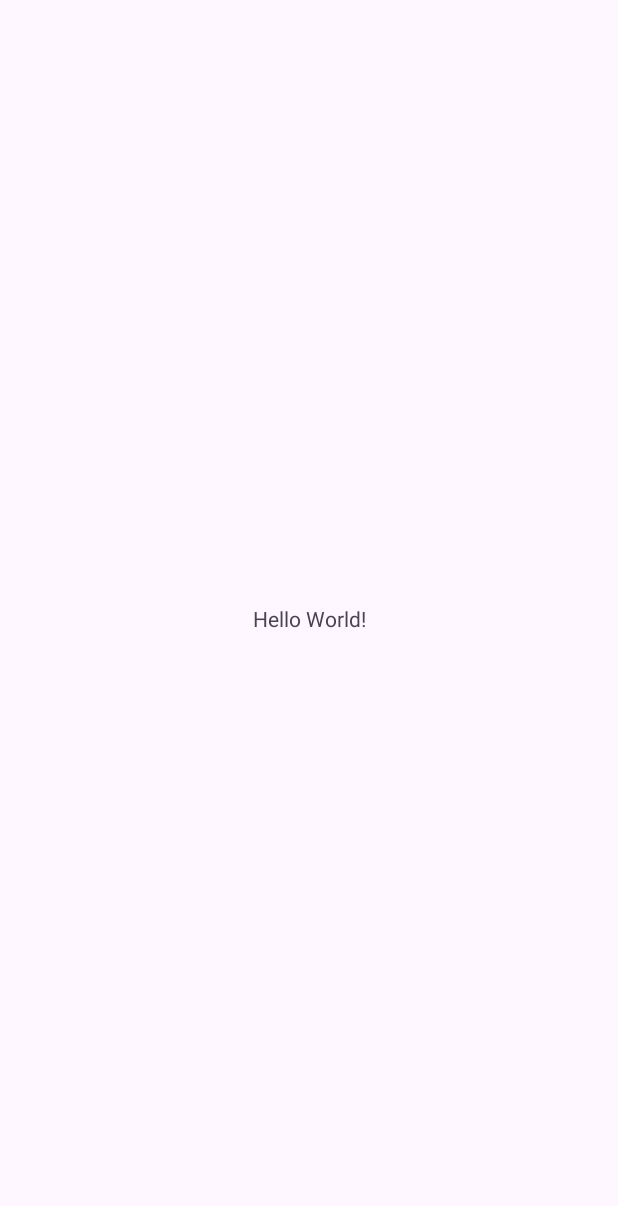
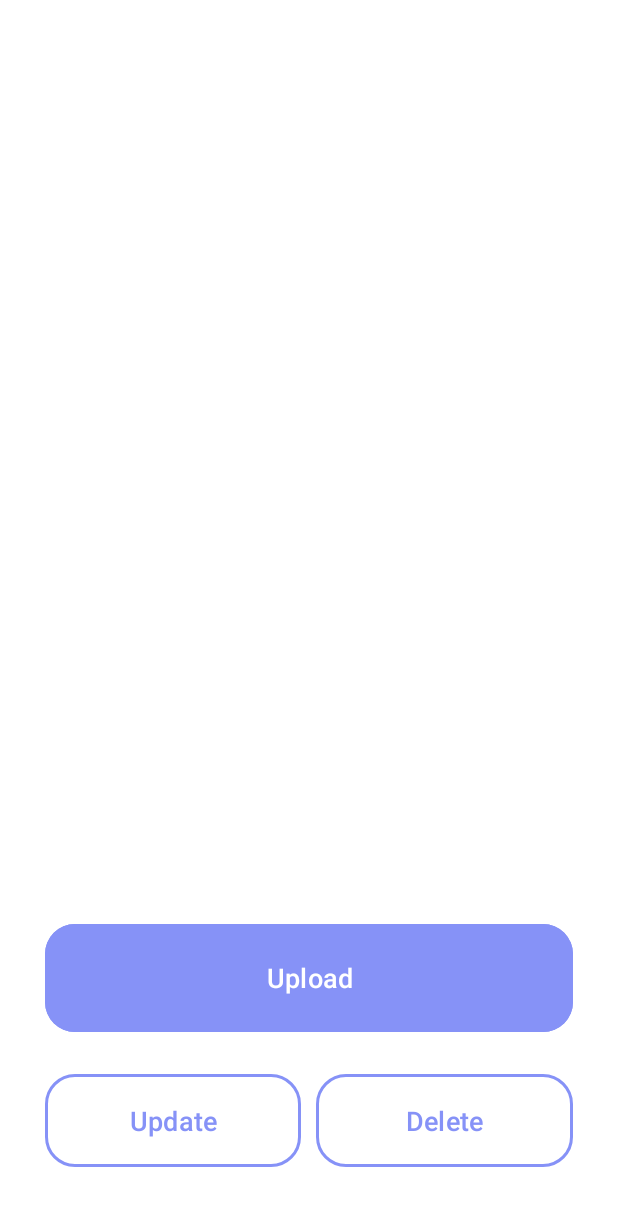
Before and after one commit to IsaiahNicodemus/LSM_Petani, an Android app: the screen it shows after launch (MainActivity), on a phone screen of 412 x 824 dp. Before the commit the part shown is almost empty. Shown: the top 1206 px of the screen. Run offline under Robolectric (Android 15) with nearby library versions, the phone set to English and light mode, and no system bars.

Commit message:
Initial Commit

```diff
--- a/app/build.gradle.kts
+++ b/app/build.gradle.kts
@@ -33,6 +33,9 @@ android {
     kotlinOptions {
         jvmTarget = "1.8"
     }
+    buildFeatures{
+        viewBinding= true
+    }
 }
 
 dependencies {
@@ -45,4 +48,7 @@ dependencies {
     testImplementation(libs.junit)
     androidTestImplementation(libs.androidx.junit)
     androidTestImplementation(libs.androidx.espresso.core)
+    implementation("com.google.firebase:firebase-database-ktx:20.2.2")
+
+
 }
--- a/app/src/main/java/com/example/lsm_petani/MainActivity.kt
+++ b/app/src/main/java/com/example/lsm_petani/MainActivity.kt
@@ -1,21 +1,28 @@
 package com.example.lsm_petani
 
+import android.content.Intent
+import androidx.appcompat.app.AppCompatActivity
 import android.os.Bundle
-import androidx.activity.enableEdgeToEdge
-import androidx.appcompat.app.AppCompatActivity
-import androidx.core.view.ViewCompat
-import androidx.core.view.WindowInsetsCompat
-
+import android.view.View
+import com.example.lsm_petani.databinding.ActivityMainBinding
 class MainActivity : AppCompatActivity() {
+    private lateinit var binding: ActivityMainBinding
     override fun onCreate(savedInstanceState: Bundle?) {
         super.onCreate(savedInstanceState)
-        enableEdgeToEdge()
-        setContentView(R.layout.activity_main)
-        ViewCompat.setOnApplyWindowInsetsListener(findViewById(R.id.main)) { v, insets ->
-            val systemBars = insets.getInsets(WindowInsetsCompat.Type.systemBars())
-            v.setPadding(systemBars.left, systemBars.top, systemBars.right, systemBars.bottom)
-            insets
-//            KON
-        }
+        binding = ActivityMainBinding.inflate(layoutInflater)
+        setContentView(binding.root)
+        binding.mainUpload.setOnClickListener(View.OnClickListener{
+            val intent = Intent(this@MainActivity, UploadActivity::class.java)
+            startActivity(intent)
+            finish()
+        })
+        binding.mainUpdate.setOnClickListener(View.OnClickListener{
+            val intent = Intent(this@MainActivity, UpdateActivity::class.java)
+            startActivity(intent)
+        })
+        binding.mainDelete.setOnClickListener(View.OnClickListener{
+            val intent = Intent(this@MainActivity, DeleteActivity::class.java)
+            startActivity(intent)
+        })
     }
 }
--- a/app/src/main/java/com/example/lsm_petani/TES.kt
+++ /dev/null
@@ -1,4 +0,0 @@
-package com.example.lsm_petani
-
-class TES {
-}
--- /dev/null
+++ b/app/src/main/java/com/example/lsm_petani/User.kt
@@ -0,0 +1,5 @@
+package com.example.lsm_petani
+
+data class User(val name : String? = null, val operator : String? = null, val location : String? = null, val phone : String? = null){
+
+}
--- a/app/src/main/res/layout/activity_main.xml
+++ b/app/src/main/res/layout/activity_main.xml
@@ -1,19 +1,76 @@
 <?xml version="1.0" encoding="utf-8"?>
-<androidx.constraintlayout.widget.ConstraintLayout xmlns:android="http://schemas.android.com/apk/res/android"
+<LinearLayout
+    xmlns:android="http://schemas.android.com/apk/res/android"
     xmlns:app="http://schemas.android.com/apk/res-auto"
     xmlns:tools="http://schemas.android.com/tools"
-    android:id="@+id/main"
     android:layout_width="match_parent"
     android:layout_height="match_parent"
+    android:orientation="vertical"
+    android:gravity="center_vertical"
+    android:background="@color/white"
     tools:context=".MainActivity">
 
-    <TextView
-        android:layout_width="wrap_content"
+
+    <LinearLayout
+        android:layout_width="match_parent"
         android:layout_height="wrap_content"
-        android:text="Hello World!"
-        app:layout_constraintBottom_toBottomOf="parent"
-        app:layout_constraintEnd_toEndOf="parent"
-        app:layout_constraintStart_toStartOf="parent"
-        app:layout_constraintTop_toTopOf="parent" />
+        android:orientation="vertical"
+        android:layout_marginTop="550dp"
+        android:layout_gravity="center_horizontal"
+        android:padding="20dp">
 
-</androidx.constraintlayout.widget.ConstraintLayout>
+        <Button
+            android:layout_width="match_parent"
+            android:layout_height="80dp"
+            android:text="Upload"
+            android:id="@+id/mainUpload"
+            android:textSize="18sp"
+            android:layout_marginTop="20dp"
+            android:layout_marginEnd="10dp"
+            android:layout_marginStart="10dp"
+            android:backgroundTint="@color/lavender"
+            app:cornerRadius = "20dp"/>
+
+        <LinearLayout
+            android:layout_width="match_parent"
+            android:layout_height="wrap_content"
+            android:orientation="horizontal">
+
+            <com.google.android.material.button.MaterialButton
+                android:layout_width="0dp"
+                android:layout_height="70dp"
+                android:text="Update"
+                android:id="@+id/mainUpdate"
+                android:textSize="18sp"
+                android:padding="16dp"
+                app:strokeColor="@color/lavender"
+                app:strokeWidth="2dp"
+                android:backgroundTint="@color/white"
+                android:textColor="@color/lavender"
+                android:layout_weight="1"
+                android:layout_marginTop="20dp"
+                android:layout_marginStart="10dp"
+                app:cornerRadius = "20dp"/>
+
+
+            <com.google.android.material.button.MaterialButton
+                android:layout_width="0dp"
+                android:layout_height="70dp"
+                android:text="Delete"
+                android:id="@+id/mainDelete"
+                android:textSize="18sp"
+                android:padding="16dp"
+                android:layout_weight="1"
+                android:layout_marginStart="10dp"
+                android:layout_marginTop="20dp"
+                android:layout_marginEnd="10dp"
+                android:backgroundTint="@color/white"
+                android:textColor="@color/lavender"
+                app:strokeWidth="2dp"
+                app:strokeColor="@color/lavender"
+                app:cornerRadius = "20dp"/>
+
+        </LinearLayout>
+
+    </LinearLayout>
+</LinearLayout>
--- a/app/src/main/res/values/colors.xml
+++ b/app/src/main/res/values/colors.xml
@@ -1,5 +1,13 @@
 <?xml version="1.0" encoding="utf-8"?>
 <resources>
+    <color name="purple_200">#FFBB86FC</color>
+    <color name="purple_500">#FF6200EE</color>
+    <color name="purple_700">#FF3700B3</color>
+    <color name="teal_200">#FF03DAC5</color>
+    <color name="teal_700">#FF018786</color>
     <color name="black">#FF000000</color>
     <color name="white">#FFFFFFFF</color>
+    <color name="lavender">#8692f7</color>
+
+
 </resources>
--- a/app/src/main/res/values/themes.xml
+++ b/app/src/main/res/values/themes.xml
@@ -3,6 +3,16 @@
     <style name="Base.Theme.LSM_Petani" parent="Theme.Material3.DayNight.NoActionBar">
         <!-- Customize your light theme here. -->
         <!-- <item name="colorPrimary">@color/my_light_primary</item> -->
+        <item name="colorPrimary">@color/lavender</item>
+        <item name="colorPrimaryVariant">@color/lavender</item>
+        <item name="colorOnPrimary">@color/white</item>
+        <!-- Secondary brand color. -->
+        <item name="colorSecondary">@color/teal_200</item>
+        <item name="colorSecondaryVariant">@color/teal_700</item>
+        <item name="colorOnSecondary">@color/black</item>
+        <!-- Status bar color. -->
+        <item name="android:statusBarColor">?attr/colorPrimaryVariant</item>
+        <!-- Customize your theme here. -->
     </style>
 
     <style name="Theme.LSM_Petani" parent="Base.Theme.LSM_Petani" />
```
Also changed, not shown: app/src/main/AndroidManifest.xml (+9 -0 lines), app/src/main/java/com/example/lsm_petani/DeleteActivity.kt (added, +34 -0 lines), app/src/main/java/com/example/lsm_petani/UpdateActivity.kt (added, +40 -0 lines), app/src/main/java/com/example/lsm_petani/UploadActivity.kt (added, +38 -0 lines), app/src/main/res/drawable/lavender_border.xml (added, +12 -0 lines), app/src/main/res/layout/activity_delete.xml (added, +49 -0 lines), app/src/main/res/layout/activity_update.xml (added, +87 -0 lines), app/src/main/res/layout/activity_upload.xml (added, +87 -0 lines).
